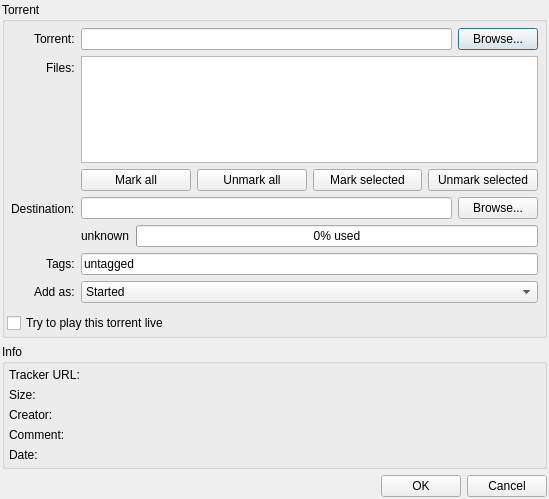
Qt form src/plugins/bittorrent/addtorrent.ui (0xd34df00d/leechcraft) before a commit.
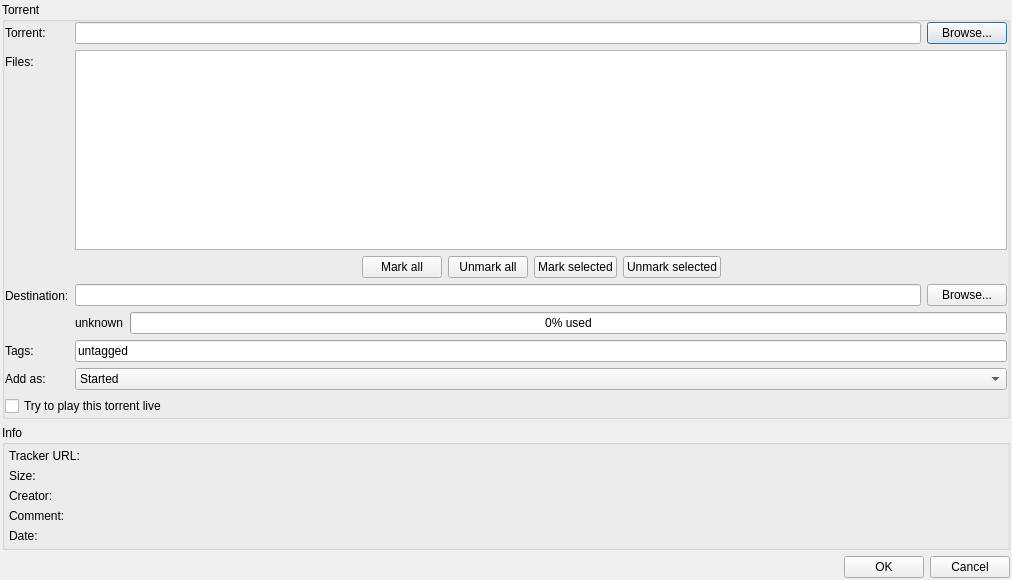
The same form after that commit. Icons and pictures are not drawn. Custom widgets are drawn as their Qt base class.

Commit message: [BT] Proper AddDialog layouting.

Patch:
```diff
--- a/src/plugins/bittorrent/addtorrent.ui
+++ b/src/plugins/bittorrent/addtorrent.ui
@@ -6,8 +6,8 @@
    <rect>
     <x>0</x>
     <y>0</y>
-    <width>549</width>
-    <height>499</height>
+    <width>1012</width>
+    <height>580</height>
    </rect>
   </property>
   <property name="windowTitle">
@@ -27,23 +27,9 @@
      <property name="title">
       <string>Torrent</string>
      </property>
-     <layout class="QVBoxLayout" name="verticalLayout_2">
-      <property name="margin">
-       <number>2</number>
-      </property>
-      <item>
        <layout class="QFormLayout" name="formLayout_2">
-        <property name="sizeConstraint">
-         <enum>QLayout::SetNoConstraint</enum>
-        </property>
-        <property name="fieldGrowthPolicy">
-         <enum>QFormLayout::AllNonFixedFieldsGrow</enum>
-        </property>
-        <property name="labelAlignment">
-         <set>Qt::AlignRight|Qt::AlignTop|Qt::AlignTrailing</set>
-        </property>
         <property name="margin">
-         <number>4</number>
+       <number>0</number>
         </property>
         <item row="0" column="0">
          <widget class="QLabel" name="label">
@@ -74,9 +60,13 @@
          </widget>
         </item>
         <item row="1" column="1">
-         <layout class="QVBoxLayout" name="verticalLayout">
-          <item>
            <widget class="QTreeView" name="FilesView_">
+        <property name="sizePolicy">
+         <sizepolicy hsizetype="Expanding" vsizetype="Expanding">
+          <horstretch>0</horstretch>
+          <verstretch>1</verstretch>
+         </sizepolicy>
+        </property>
             <property name="editTriggers">
              <set>QAbstractItemView::NoEditTriggers</set>
             </property>
@@ -94,8 +84,21 @@
             </property>
            </widget>
           </item>
-          <item>
+      <item row="2" column="1">
            <layout class="QHBoxLayout">
+        <item>
+         <spacer name="horizontalSpacer">
+          <property name="orientation">
+           <enum>Qt::Horizontal</enum>
+          </property>
+          <property name="sizeHint" stdset="0">
+           <size>
+            <width>40</width>
+            <height>20</height>
+           </size>
+          </property>
+         </spacer>
+        </item>
             <item>
              <widget class="QPushButton" name="MarkAll_">
               <property name="text">
@@ -124,18 +127,29 @@
               </property>
              </widget>
             </item>
-           </layout>
+        <item>
+         <spacer name="horizontalSpacer_2">
+          <property name="orientation">
+           <enum>Qt::Horizontal</enum>
+          </property>
+          <property name="sizeHint" stdset="0">
+           <size>
+            <width>40</width>
+            <height>20</height>
+           </size>
+          </property>
+         </spacer>
           </item>
          </layout>
         </item>
-        <item row="2" column="0">
+      <item row="3" column="0">
          <widget class="QLabel" name="label_11">
           <property name="text">
            <string>Destination:</string>
           </property>
          </widget>
         </item>
-        <item row="2" column="1">
+      <item row="3" column="1">
          <layout class="QVBoxLayout" name="verticalLayout_3">
           <item>
            <layout class="QHBoxLayout" name="horizontalLayout">
@@ -174,28 +188,28 @@
           </item>
          </layout>
         </item>
-        <item row="3" column="0">
+      <item row="4" column="0">
          <widget class="QLabel" name="label_4">
           <property name="text">
            <string>Tags:</string>
           </property>
          </widget>
         </item>
-        <item row="3" column="1">
+      <item row="4" column="1">
          <widget class="LeechCraft::Util::TagsLineEdit" name="TagsEdit_">
           <property name="text">
            <string>untagged</string>
           </property>
          </widget>
         </item>
-        <item row="4" column="0">
+      <item row="5" column="0">
          <widget class="QLabel" name="label_5">
           <property name="text">
            <string>Add as:</string>
           </property>
          </widget>
         </item>
-        <item row="4" column="1">
+      <item row="5" column="1">
          <widget class="QComboBox" name="AddTypeBox_">
           <item>
            <property name="text">
@@ -209,9 +223,7 @@
           </item>
          </widget>
         </item>
-       </layout>
-      </item>
-      <item>
+      <item row="6" column="0" colspan="2">
        <widget class="QCheckBox" name="TryLive_">
         <property name="text">
          <string>Try to play this torrent live</string>
```
Lines whose indentation alone changed are shown as unchanged.
